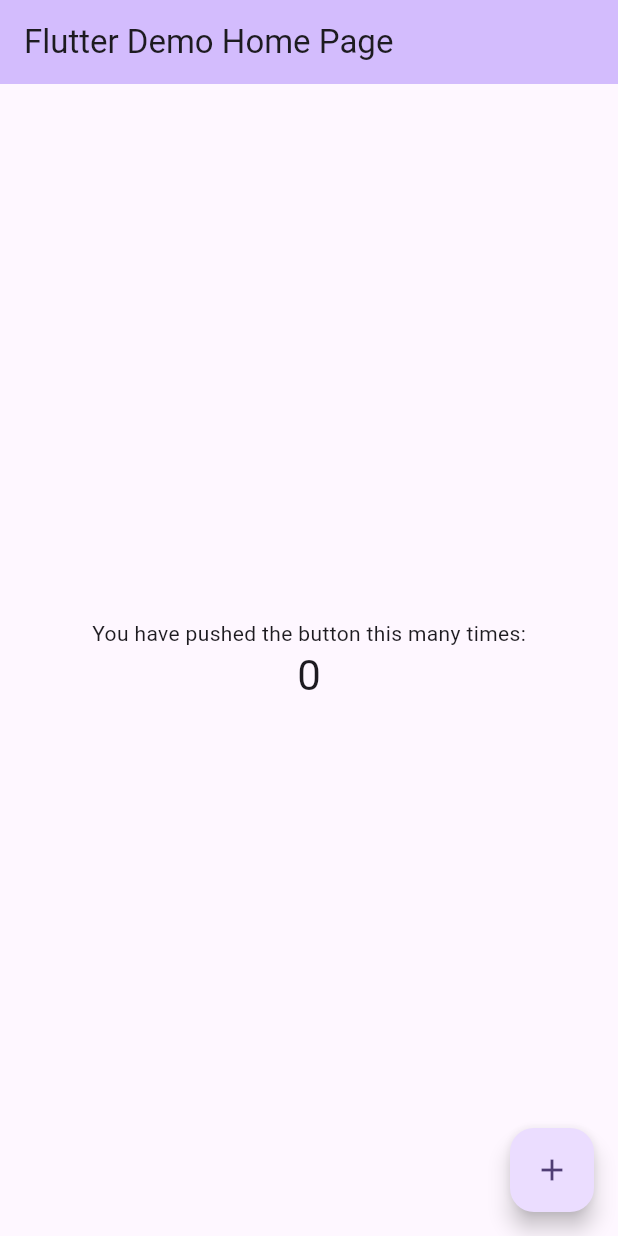
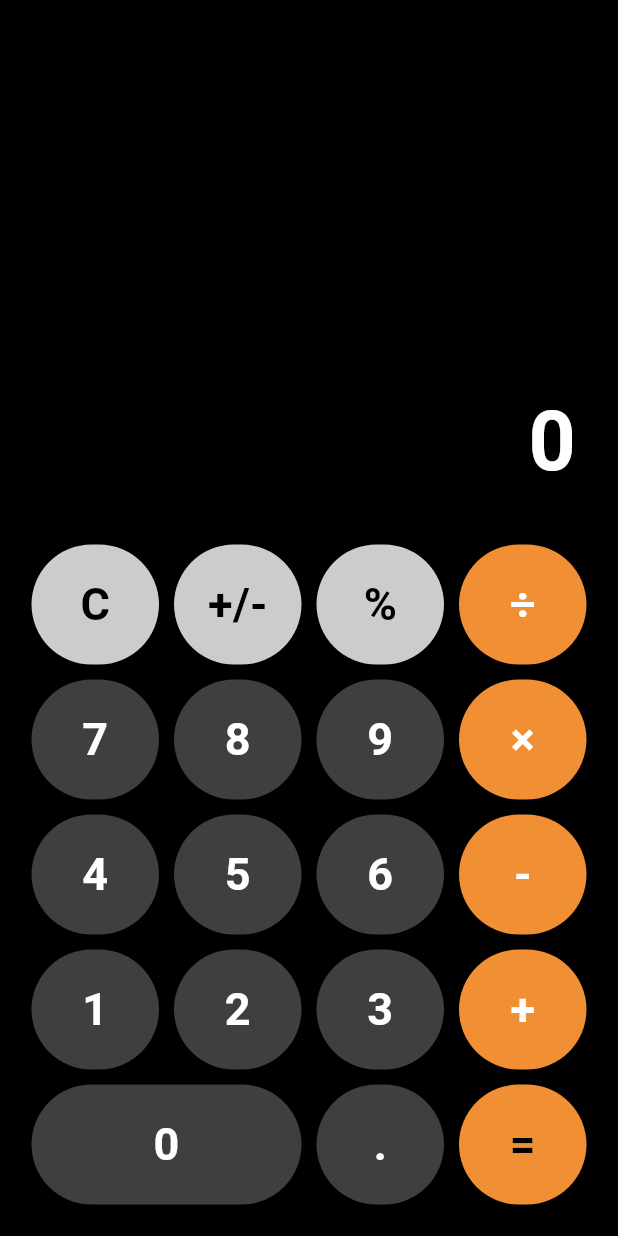
Before and after one commit to Osama0O0/smart-calc, a Flutter app: the screen it shows after launch, on a phone screen of 412 x 824 dp. Run offline on Flutter 3.47's test engine with Material 3 defaults, Android fonts, the phone set to English and light mode, and no system bars.

Commit message:
new code

```diff
--- a/lib/main.dart
+++ b/lib/main.dart
@@ -1,125 +1,216 @@
 import 'package:flutter/material.dart';
 
 void main() {
-  runApp(const MyApp());
+  runApp(SmartCalc());
 }
 
-class MyApp extends StatelessWidget {
-  const MyApp({super.key});
+class SmartCalc extends StatelessWidget {
+  const SmartCalc({super.key});
 
-  // This widget is the root of your application.
   @override
   Widget build(BuildContext context) {
-    return MaterialApp(
-      title: 'Flutter Demo',
-      theme: ThemeData(
-        // This is the theme of your application.
-        //
-        // TRY THIS: Try running your application with "flutter run". You'll see
-        // the application has a purple toolbar. Then, without quitting the app,
-        // try changing the seedColor in the colorScheme below to Colors.green
-        // and then invoke "hot reload" (save your changes or press the "hot
-        // reload" button in a Flutter-supported IDE, or press "r" if you used
-        // the command line to start the app).
-        //
-        // Notice that the counter didn't reset back to zero; the application
-        // state is not lost during the reload. To reset the state, use hot
-        // restart instead.
-        //
-        // This works for code too, not just values: Most code changes can be
-        // tested with just a hot reload.
-        colorScheme: ColorScheme.fromSeed(seedColor: Colors.deepPurple),
-        useMaterial3: true,
-      ),
-      home: const MyHomePage(title: 'Flutter Demo Home Page'),
+    return const MaterialApp(
+      home: CalculatorScreen(),
     );
   }
 }
 
-class MyHomePage extends StatefulWidget {
-  const MyHomePage({super.key, required this.title});
-
-  // This widget is the home page of your application. It is stateful, meaning
-  // that it has a State object (defined below) that contains fields that affect
-  // how it looks.
-
-  // This class is the configuration for the state. It holds the values (in this
-  // case the title) provided by the parent (in this case the App widget) and
-  // used by the build method of the State. Fields in a Widget subclass are
-  // always marked "final".
-
-  final String title;
+class CalculatorScreen extends StatefulWidget {
+  const CalculatorScreen({super.key});
 
   @override
-  State<MyHomePage> createState() => _MyHomePageState();
+  State<CalculatorScreen> createState() => _CalculatorScreenState();
 }
 
-class _MyHomePageState extends State<MyHomePage> {
-  int _counter = 0;
-
-  void _incrementCounter() {
-    setState(() {
-      // This call to setState tells the Flutter framework that something has
-      // changed in this State, which causes it to rerun the build method below
-      // so that the display can reflect the updated values. If we changed
-      // _counter without calling setState(), then the build method would not be
-      // called again, and so nothing would appear to happen.
-      _counter++;
-    });
-  }
+class _CalculatorScreenState extends State<CalculatorScreen> {
+  String _output = "0";
+  String _currentInput = "";
+  double _num1 = 0;
+  double _num2 = 0;
+  String _operation = "";
+  bool _shouldResetInput = false;
 
   @override
   Widget build(BuildContext context) {
-    // This method is rerun every time setState is called, for instance as done
-    // by the _incrementCounter method above.
-    //
-    // The Flutter framework has been optimized to make rerunning build methods
-    // fast, so that you can just rebuild anything that needs updating rather
-    // than having to individually change instances of widgets.
     return Scaffold(
-      appBar: AppBar(
-        // TRY THIS: Try changing the color here to a specific color (to
-        // Colors.amber, perhaps?) and trigger a hot reload to see the AppBar
-        // change color while the other colors stay the same.
-        backgroundColor: Theme.of(context).colorScheme.inversePrimary,
-        // Here we take the value from the MyHomePage object that was created by
-        // the App.build method, and use it to set our appbar title.
-        title: Text(widget.title),
-      ),
-      body: Center(
-        // Center is a layout widget. It takes a single child and positions it
-        // in the middle of the parent.
+      backgroundColor: Colors.black,
+      body: Padding(
+        padding: EdgeInsets.all(16),
         child: Column(
-          // Column is also a layout widget. It takes a list of children and
-          // arranges them vertically. By default, it sizes itself to fit its
-          // children horizontally, and tries to be as tall as its parent.
-          //
-          // Column has various properties to control how it sizes itself and
-          // how it positions its children. Here we use mainAxisAlignment to
-          // center the children vertically; the main axis here is the vertical
-          // axis because Columns are vertical (the cross axis would be
-          // horizontal).
-          //
-          // TRY THIS: Invoke "debug painting" (choose the "Toggle Debug Paint"
-          // action in the IDE, or press "p" in the console), to see the
-          // wireframe for each widget.
-          mainAxisAlignment: MainAxisAlignment.center,
-          children: <Widget>[
-            const Text(
-              'You have pushed the button this many times:',
+          mainAxisAlignment: MainAxisAlignment.end,
+          children: [
+            Container(
+              alignment: Alignment.centerRight,
+              padding: EdgeInsets.symmetric(vertical: 24, horizontal: 12),
+              child: Text(
+                _output,
+                style: TextStyle(
+                    fontSize: 55,
+                    fontWeight: FontWeight.bold,
+                    color: Colors.white),
+              ),
             ),
-            Text(
-              '$_counter',
-              style: Theme.of(context).textTheme.headlineMedium,
+            Column(
+              children: [
+                Row(
+                  children: [
+                    Expanded(
+                      child: buttonCalc(
+                          textBtn: "C",
+                          color: const Color.fromARGB(255, 204, 204, 204),
+                          textColor: Colors.black),
+                    ),
+                    Expanded(
+                      child: buttonCalc(
+                          textBtn: "+/-",
+                          color: const Color.fromARGB(255, 204, 204, 204),
+                          textColor: Colors.black),
+                    ),
+                    Expanded(
+                      child: buttonCalc(
+                          textBtn: "%",
+                          color: const Color.fromARGB(255, 204, 204, 204),
+                          textColor: Colors.black),
+                    ),
+                    Expanded(
+                      child: buttonCalc(
+                          textBtn: "÷",
+                          color: const Color.fromARGB(255, 240, 143, 52),
+                          textColor: Colors.white),
+                    ),
+                  ],
+                ),
+                Row(
+                  children: [
+                    Expanded(
+                      child: buttonCalc(
+                          textBtn: "7",
+                          color: const Color.fromARGB(255, 63, 63, 63),
+                          textColor: Colors.white),
+                    ),
+                    Expanded(
+                      child: buttonCalc(
+                          textBtn: "8",
+                          color: const Color.fromARGB(255, 63, 63, 63),
+                          textColor: Colors.white),
+                    ),
+                    Expanded(
+                      child: buttonCalc(
+                          textBtn: "9",
+                          color: const Color.fromARGB(255, 63, 63, 63),
+                          textColor: Colors.white),
+                    ),
+                    Expanded(
+                      child: buttonCalc(
+                          textBtn: "×",
+                          color: const Color.fromARGB(255, 240, 143, 52),
+                          textColor: Colors.white),
+                    ),
+                  ],
+                ),
+                Row(
+                  children: [
+                    Expanded(
+                      child: buttonCalc(
+                          textBtn: "4",
+                          color: const Color.fromARGB(255, 63, 63, 63),
+                          textColor: Colors.white),
+                    ),
+                    Expanded(
+                      child: buttonCalc(
+                          textBtn: "5",
+                          color: const Color.fromARGB(255, 63, 63, 63),
+                          textColor: Colors.white),
+                    ),
+                    Expanded(
+                      child: buttonCalc(
+                          textBtn: "6",
+                          color: const Color.fromARGB(255, 63, 63, 63),
+                          textColor: Colors.white),
+                    ),
+                    Expanded(
+                      child: buttonCalc(
+                          textBtn: "-",
+                          color: const Color.fromARGB(255, 240, 143, 52),
+                          textColor: Colors.white),
+                    ),
+                  ],
+                ),
+                Row(
+                  children: [
+                    Expanded(
+                      child: buttonCalc(
+                          textBtn: "1",
+                          color: const Color.fromARGB(255, 63, 63, 63),
+                          textColor: Colors.white),
+                    ),
+                    Expanded(
+                      child: buttonCalc(
+                          textBtn: "2",
+                          color: const Color.fromARGB(255, 63, 63, 63),
+                          textColor: Colors.white),
+                    ),
+                    Expanded(
+                      child: buttonCalc(
+                          textBtn: "3",
+                          color: const Color.fromARGB(255, 63, 63, 63),
+                          textColor: Colors.white),
+                    ),
+                    Expanded(
+                      child: buttonCalc(
+                          textBtn: "+",
+                          color: const Color.fromARGB(255, 240, 143, 52),
+                          textColor: Colors.white),
+                    ),
+                  ],
+                ),
+                Row(
+                  children: [
+                    Expanded(
+                      flex: 2,
+                      child: buttonCalc(
+                          textBtn: "0",
+                          color: const Color.fromARGB(255, 63, 63, 63),
+                          textColor: Colors.white),
+                    ),
+                    Expanded(
+                      child: buttonCalc(
+                          textBtn: ".",
+                          color: const Color.fromARGB(255, 63, 63, 63),
+                          textColor: Colors.white),
+                    ),
+                    Expanded(
+                      child: buttonCalc(
+                          textBtn: "=",
+                          color: const Color.fromARGB(255, 240, 143, 52),
+                          textColor: Colors.black),
+                    ),
+                  ],
+                ),
+              ],
             ),
           ],
         ),
       ),
-      floatingActionButton: FloatingActionButton(
-        onPressed: _incrementCounter,
-        tooltip: 'Increment',
-        child: const Icon(Icons.add),
-      ), // This trailing comma makes auto-formatting nicer for build methods.
     );
   }
 }
+
+Widget buttonCalc(
+    {required String textBtn, required Color color, required Color textColor}) {
+  return Container(
+      height: 80,
+      width: 80,
+      margin: EdgeInsets.all(5),
+      decoration:
+          BoxDecoration(color: color, borderRadius: BorderRadius.circular(50)),
+      child: InkWell(
+        onTap: () {},
+        child: Center(
+            child: Text(textBtn,
+                style: TextStyle(
+                    color: textColor,
+                    fontSize: 30,
+                    fontWeight: FontWeight.bold))),
+      ));
+}
```
